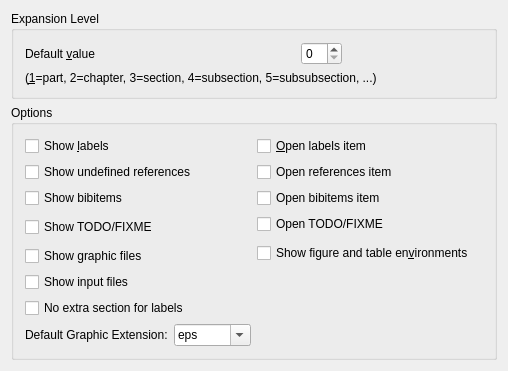
Above: src/widgets/structureviewconfigwidget.ui from KDE/kile before the change. Below: the same form after it.
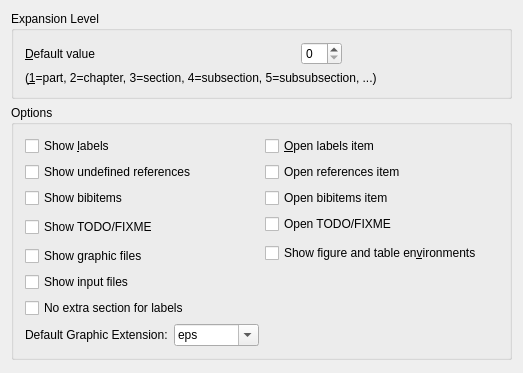
That is the form after the change.

Commit message: More groupboxes in the configuration dialog non-flat to be consistent with the editor configuration pages

What changed in the file:
```diff
--- a/src/widgets/structureviewconfigwidget.ui
+++ b/src/widgets/structureviewconfigwidget.ui
@@ -1,12 +1,12 @@
 <ui version="4.0" >
  <class>KileWidgetStructureViewConfig</class>
- <widget class="QWidget" name="KileWidgetStructureViewConfig" >
-  <property name="geometry" >
+ <widget class="QWidget" name="KileWidgetStructureViewConfig">
+  <property name="geometry">
    <rect>
     <x>0</x>
     <y>0</y>
-    <width>508</width>
-    <height>336</height>
+    <width>523</width>
+    <height>373</height>
    </rect>
   </property>
   <property name="sizePolicy" >
@@ -36,8 +36,8 @@
      <property name="title" >
       <string>Expansion Level</string>
      </property>
-     <property name="flat" >
-      <bool>true</bool>
+     <property name="flat">
+      <bool>false</bool>
      </property>
      <layout class="QVBoxLayout" >
       <item>
@@ -47,8 +47,8 @@
           <property name="whatsThis" >
            <string/>
           </property>
-          <property name="text" >
-           <string>Default &amp;value</string>
+          <property name="text">
+           <string>&amp;Default value</string>
           </property>
           <property name="wordWrap" >
            <bool>false</bool>
@@ -126,8 +126,8 @@
      <property name="title" >
       <string>Options</string>
      </property>
-     <property name="flat" >
-      <bool>true</bool>
+     <property name="flat">
+      <bool>false</bool>
      </property>
      <layout class="QGridLayout" >
       <item row="0" column="0" >
@@ -284,8 +284,7 @@
    </item>
   </layout>
  </widget>
- <layoutdefault spacing="6" margin="11" />
- <pixmapfunction></pixmapfunction>
+ <layoutdefault spacing="6" margin="11"/>
  <resources/>
  <connections/>
 </ui>
```
Left out of the diff: 147 changed lines with no effect on the pictures. The commit also changes 10 other files.
